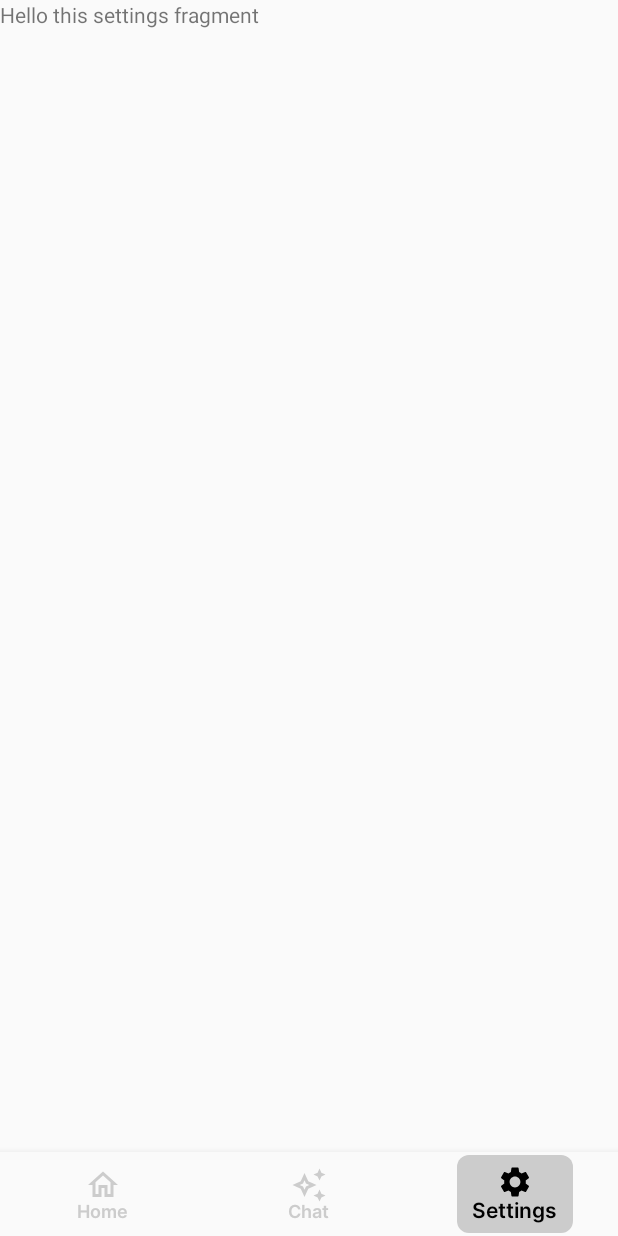
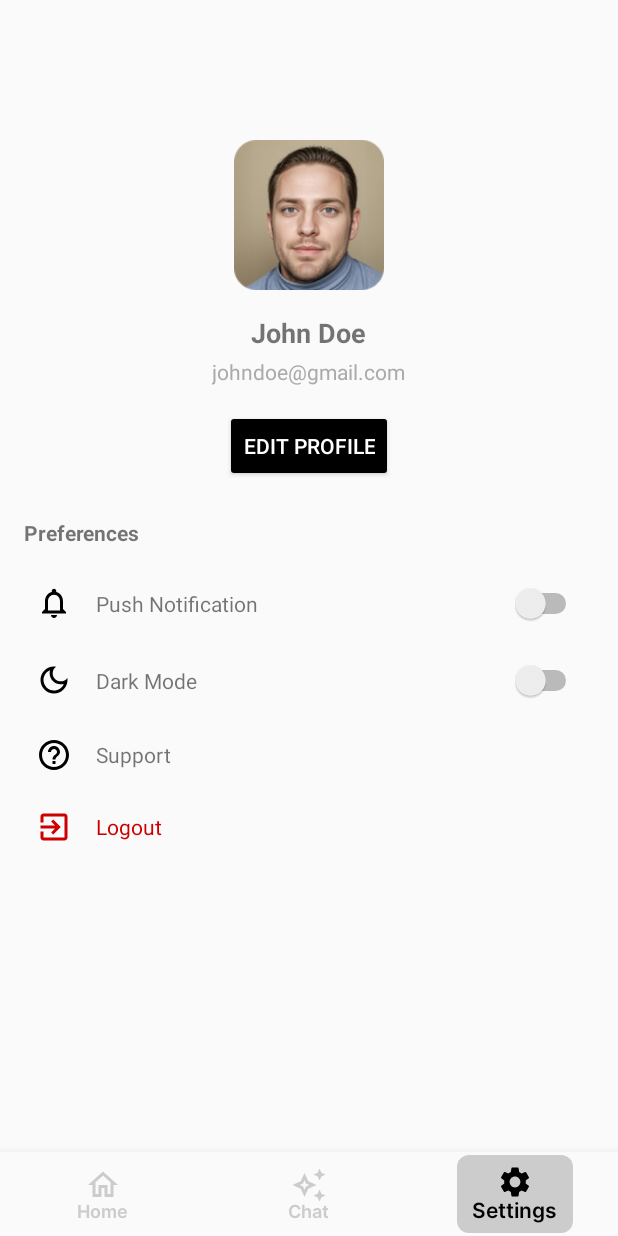
Before and after one commit to unChain-Capstone/unchain-frontend, an Android app: the SettingsFragment screen opened through its navigation route, on a phone screen of 412 x 824 dp. Run offline under Robolectric (Android 15) with nearby library versions, the phone set to English and light mode, and no system bars; our stand-ins replace navigation-ui.

Commit message:
[Update][Feature] Settings Fragment
create interface for settings fragment
adding new assets image or icons for settings fragment

```diff
--- /dev/null
+++ b/app/src/main/res/drawable/ic_dark_mode_outlined.xml
@@ -0,0 +1,5 @@
+<vector xmlns:android="http://schemas.android.com/apk/res/android" android:height="24dp" android:tint="#000000" android:viewportHeight="24" android:viewportWidth="24" android:width="24dp">
+
+    <path android:fillColor="@android:color/white" android:pathData="M9.37,5.51C9.19,6.15 9.1,6.82 9.1,7.5c0,4.08 3.32,7.4 7.4,7.4c0.68,0 1.35,-0.09 1.99,-0.27C17.45,17.19 14.93,19 12,19c-3.86,0 -7,-3.14 -7,-7C5,9.07 6.81,6.55 9.37,5.51zM12,3c-4.97,0 -9,4.03 -9,9s4.03,9 9,9s9,-4.03 9,-9c0,-0.46 -0.04,-0.92 -0.1,-1.36c-0.98,1.37 -2.58,2.26 -4.4,2.26c-2.98,0 -5.4,-2.42 -5.4,-5.4c0,-1.81 0.89,-3.42 2.26,-4.4C12.92,3.04 12.46,3 12,3L12,3z"/>
+
+</vector>
--- /dev/null
+++ b/app/src/main/res/drawable/ic_exit_outlined.xml
@@ -0,0 +1,5 @@
+<vector xmlns:android="http://schemas.android.com/apk/res/android" android:autoMirrored="true" android:height="24dp" android:tint="@android:color/holo_red_dark" android:viewportHeight="24" android:viewportWidth="24" android:width="24dp">
+
+    <path android:fillColor="@android:color/white" android:pathData="M10.09,15.59L11.5,17l5,-5 -5,-5 -1.41,1.41L12.67,11H3v2h9.67l-2.58,2.59zM19,3H5c-1.11,0 -2,0.9 -2,2v4h2V5h14v14H5v-4H3v4c0,1.1 0.89,2 2,2h14c1.1,0 2,-0.9 2,-2V5c0,-1.1 -0.9,-2 -2,-2z"/>
+
+</vector>
--- /dev/null
+++ b/app/src/main/res/drawable/ic_help_outlined.xml
@@ -0,0 +1,5 @@
+<vector xmlns:android="http://schemas.android.com/apk/res/android" android:autoMirrored="true" android:height="24dp" android:tint="#000000" android:viewportHeight="24" android:viewportWidth="24" android:width="24dp">
+
+    <path android:fillColor="@android:color/white" android:pathData="M11,18h2v-2h-2v2zM12,2C6.48,2 2,6.48 2,12s4.48,10 10,10 10,-4.48 10,-10S17.52,2 12,2zM12,20c-4.41,0 -8,-3.59 -8,-8s3.59,-8 8,-8 8,3.59 8,8 -3.59,8 -8,8zM12,6c-2.21,0 -4,1.79 -4,4h2c0,-1.1 0.9,-2 2,-2s2,0.9 2,2c0,2 -3,1.75 -3,5h2c0,-2.25 3,-2.5 3,-5 0,-2.21 -1.79,-4 -4,-4z"/>
+
+</vector>
--- /dev/null
+++ b/app/src/main/res/drawable/ic_notification_outlined.xml
@@ -0,0 +1,5 @@
+<vector xmlns:android="http://schemas.android.com/apk/res/android" android:height="24dp" android:tint="#000000" android:viewportHeight="24" android:viewportWidth="24" android:width="24dp">
+
+    <path android:fillColor="@android:color/white" android:pathData="M12,22c1.1,0 2,-0.9 2,-2h-4c0,1.1 0.9,2 2,2zM18,16v-5c0,-3.07 -1.63,-5.64 -4.5,-6.32L13.5,4c0,-0.83 -0.67,-1.5 -1.5,-1.5s-1.5,0.67 -1.5,1.5v0.68C7.64,5.36 6,7.92 6,11v5l-2,2v1h16v-1l-2,-2zM16,17L8,17v-6c0,-2.48 1.51,-4.5 4,-4.5s4,2.02 4,4.5v6z"/>
+
+</vector>
--- a/app/src/main/res/layout/fragment_settings.xml
+++ b/app/src/main/res/layout/fragment_settings.xml
@@ -1,13 +1,161 @@
-<?xml version="1.0" encoding="utf-8"?>
-<FrameLayout xmlns:android="http://schemas.android.com/apk/res/android"
+<ScrollView xmlns:android="http://schemas.android.com/apk/res/android"
+    xmlns:app="http://schemas.android.com/apk/res-auto"
     xmlns:tools="http://schemas.android.com/tools"
     android:layout_width="match_parent"
     android:layout_height="match_parent"
+    android:padding="16dp"
     tools:context=".ui.settings.SettingsFragment">
 
-    <TextView
+    <LinearLayout
         android:layout_width="match_parent"
-        android:layout_height="match_parent"
-        android:text="Hello this settings fragment" />
+        android:layout_height="wrap_content"
+        android:orientation="vertical"
+        android:gravity="center">
 
-</FrameLayout>
+        <!-- Profile Image -->
+        <ImageView
+            android:layout_marginTop="77dp"
+            android:id="@+id/userProfile"
+            android:layout_width="100dp"
+            android:layout_height="100dp"
+            android:src="@drawable/avatar"
+            android:layout_marginBottom="16dp"
+            android:contentDescription="@string/userName"
+            app:circleCrop="true" />
+
+        <!-- User Name -->
+        <TextView
+            android:id="@+id/userName"
+            android:layout_width="wrap_content"
+            android:layout_height="wrap_content"
+            android:text="@string/userName"
+            android:textStyle="bold"
+            android:textSize="18sp"
+            android:layout_marginBottom="4dp" />
+
+        <!-- User Email -->
+        <TextView
+            android:id="@+id/userEmail"
+            android:layout_width="wrap_content"
+            android:layout_height="wrap_content"
+            android:text="@string/userEmail"
+            android:textColor="@android:color/darker_gray"
+            android:layout_marginBottom="16dp" />
+
+        <!-- Edit Profile Button -->
+        <Button
+            android:id="@+id/btn_edit_profile"
+            android:layout_width="wrap_content"
+            android:layout_height="wrap_content"
+            android:text="@string/edit_title"
+            android:backgroundTint="@color/black"
+            android:textColor="@android:color/white"
+            android:layout_marginBottom="24dp" />
+
+        <!-- Preferences Section -->
+        <TextView
+            android:layout_width="match_parent"
+            android:layout_height="wrap_content"
+            android:layout_marginBottom="16dp"
+            android:text="@string/parent_menu_preferences"
+            android:textStyle="bold" />
+
+        <!-- Notification Switch -->
+        <LinearLayout
+            android:layout_width="match_parent"
+            android:layout_height="wrap_content"
+            android:orientation="horizontal"
+            android:gravity="center_vertical"
+            android:padding="8dp"
+            >
+            <ImageView
+                android:layout_width="24dp"
+                android:layout_height="24dp"
+                android:src="@drawable/ic_notification_outlined" />
+
+            <TextView
+                android:layout_width="0dp"
+                android:layout_height="wrap_content"
+                android:layout_weight="1"
+                android:layout_marginStart="16dp"
+                android:text="Push Notification" />
+
+            <Switch
+                android:id="@+id/switch_notification"
+                android:layout_width="wrap_content"
+                android:layout_height="wrap_content" />
+        </LinearLayout>
+
+        <!-- Dark Mode Switch -->
+        <LinearLayout
+            android:layout_width="match_parent"
+            android:layout_height="wrap_content"
+            android:orientation="horizontal"
+            android:gravity="center_vertical"
+            android:padding="8dp"
+            android:layout_marginTop="8dp">
+
+            <ImageView
+                android:layout_width="24dp"
+                android:layout_height="24dp"
+                android:src="@drawable/ic_dark_mode_outlined" />
+
+            <TextView
+                android:layout_width="0dp"
+                android:layout_height="wrap_content"
+                android:layout_weight="1"
+                android:layout_marginStart="16dp"
+                android:text="Dark Mode" />
+
+            <Switch
+                android:id="@+id/switch_dark_mode"
+                android:layout_width="wrap_content"
+                android:layout_height="wrap_content" />
+        </LinearLayout>
+
+        <!-- Support Option -->
+        <LinearLayout
+            android:layout_width="match_parent"
+            android:layout_height="wrap_content"
+            android:orientation="horizontal"
+            android:gravity="center_vertical"
+            android:padding="8dp"
+            android:layout_marginTop="8dp">
+
+            <ImageView
+                android:layout_width="24dp"
+                android:layout_height="24dp"
+                android:src="@drawable/ic_help_outlined"/>
+
+            <TextView
+                android:layout_width="0dp"
+                android:layout_height="wrap_content"
+                android:layout_weight="1"
+                android:layout_marginStart="16dp"
+                android:text="Support" />
+        </LinearLayout>
+
+        <!-- Logout Option -->
+        <LinearLayout
+            android:layout_width="match_parent"
+            android:layout_height="wrap_content"
+            android:orientation="horizontal"
+            android:gravity="center_vertical"
+            android:padding="8dp"
+            android:layout_marginTop="8dp">
+
+            <ImageView
+                android:layout_width="24dp"
+                android:layout_height="24dp"
+                android:src="@drawable/ic_exit_outlined"/>
+
+            <TextView
+                android:layout_width="0dp"
+                android:layout_height="wrap_content"
+                android:layout_weight="1"
+                android:layout_marginStart="16dp"
+                android:text="Logout"
+                android:textColor="@android:color/holo_red_dark" />
+        </LinearLayout>
+    </LinearLayout>
+</ScrollView>
--- a/app/src/main/res/values/strings.xml
+++ b/app/src/main/res/values/strings.xml
@@ -6,4 +6,8 @@
     <string name="get_started">Get Started</string>
     //sementara
     <string name="web_id">360927979038-2pl0s345da0lo9bhab77aq60f9d41m9j.apps.googleusercontent.com</string>
+    <string name="userName">John Doe</string>
+    <string name="userEmail">johndoe@gmail.com</string>
+    <string name="edit_title">Edit Profile</string>
+    <string name="parent_menu_preferences">Preferences</string>
 </resources>
```
Also changed, not shown: app/src/main/res/drawable/avatar.png (added).
